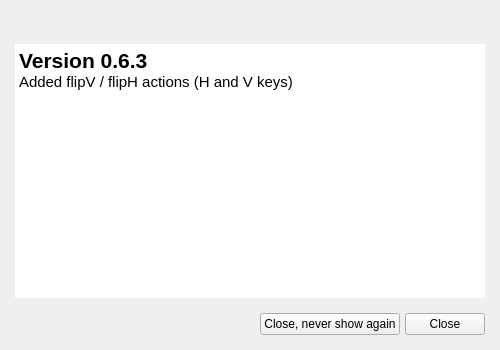
The window that gui/overlays/changelogwindow.ui (do-i/thumbgrid) describes before a commit, drawn with Qt 5.
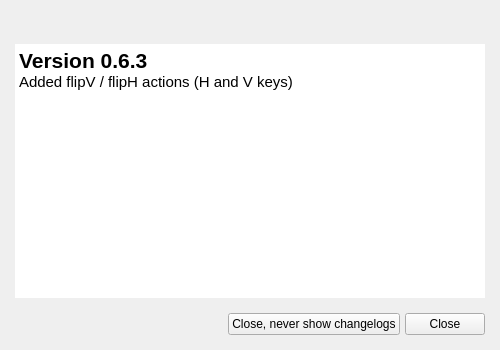
The same window after the commit. Icons and pictures are not drawn.

What changed in the file:
```diff
--- a/gui/overlays/changelogwindow.ui
+++ b/gui/overlays/changelogwindow.ui
@@ -148,7 +148,7 @@
         <enum>Qt::StrongFocus</enum>
        </property>
        <property name="text">
-        <string>Close, never show again</string>
+        <string>Close, never show changelogs</string>
        </property>
        <property name="autoDefault">
         <bool>true</bool>
```
Left out of the diff: 12 changed lines with no effect on the pictures.
